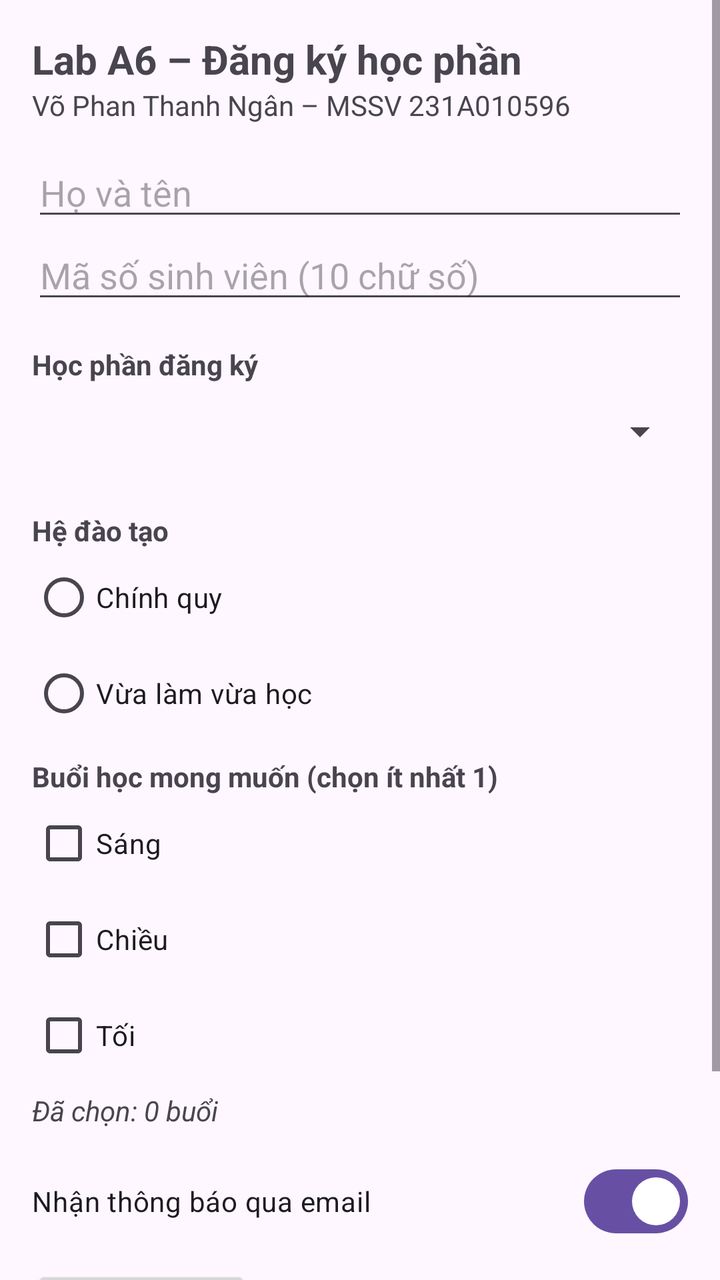
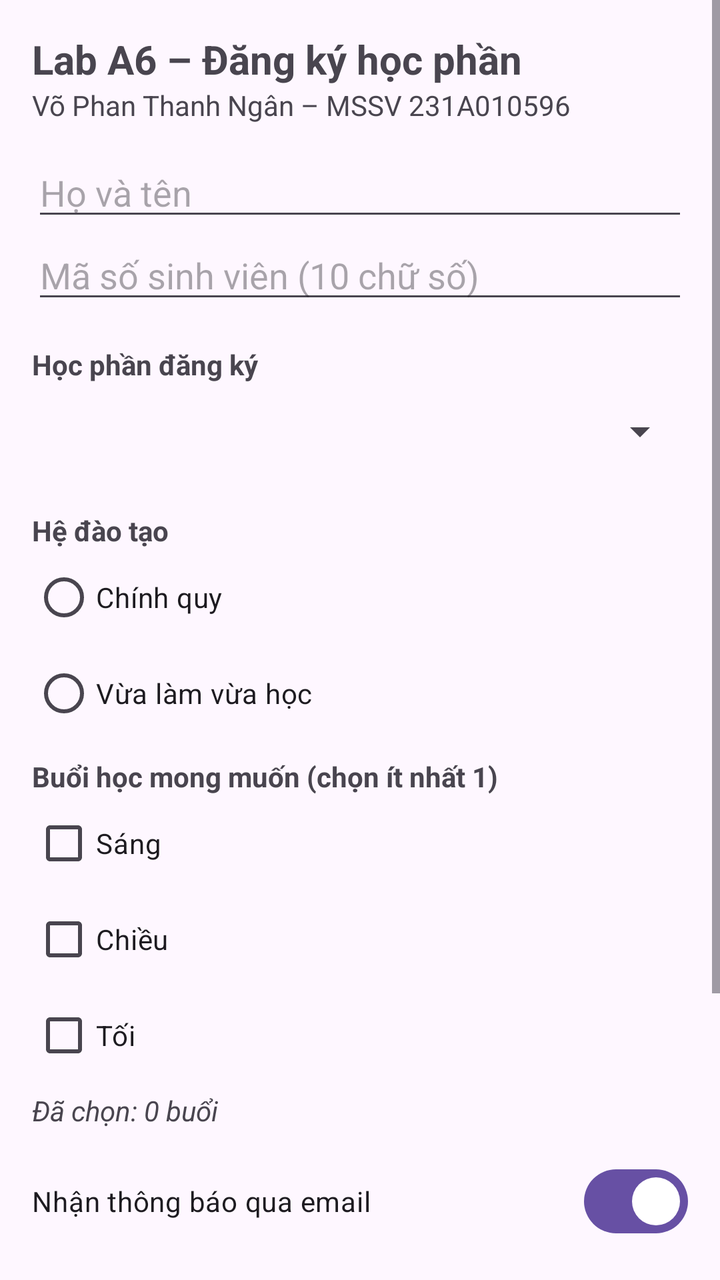

Screens rendered from an Android XML layout before and after an edit, with the pre-edit source and the edit as a unified diff.
<!-- AndroidManifest.xml: application theme Theme.A6_231A010596 -->
<!-- res/layout/activity_main.xml -->
<?xml version="1.0" encoding="utf-8"?>
<ScrollView xmlns:android="http://schemas.android.com/apk/res/android"
    android:id="@+id/main"
    android:layout_width="match_parent"
    android:layout_height="match_parent">

    <LinearLayout
        android:layout_width="match_parent"
        android:layout_height="wrap_content"
        android:orientation="vertical"
        android:padding="16dp">

        <TextView
            android:layout_width="wrap_content"
            android:layout_height="wrap_content"
            android:text="@string/title"
            android:textSize="20sp"
            android:textStyle="bold" />

        <TextView
            android:layout_width="wrap_content"
            android:layout_height="wrap_content"
            android:text="@string/student" />

        
        <EditText
            android:id="@+id/edtHoTen"
            android:layout_width="match_parent"
            android:layout_height="wrap_content"
            android:layout_marginTop="12dp"
            android:hint="@string/hint_name"
            android:importantForAutofill="no"
            android:inputType="textPersonName" />

        <EditText
            android:id="@+id/edtMssv"
            android:layout_width="match_parent"
            android:layout_height="wrap_content"
            android:hint="@string/hint_mssv"
            android:importantForAutofill="no"
            android:inputType="number"
            android:maxLength="10" />

        
        <TextView
            android:layout_width="wrap_content"
            android:layout_height="wrap_content"
            android:layout_marginTop="16dp"
            android:text="@string/label_mon_hoc"
            android:textStyle="bold" />

        <Spinner
            android:id="@+id/spMonHoc"
            android:layout_width="match_parent"
            android:layout_height="wrap_content"
            android:minHeight="48dp" />

        
        <TextView
            android:layout_width="wrap_content"
            android:layout_height="wrap_content"
            android:layout_marginTop="16dp"
            android:text="@string/label_he"
            android:textStyle="bold" />

        <RadioGroup
            android:id="@+id/rgHeDaoTao"
            android:layout_width="match_parent"
            android:layout_height="wrap_content"
            android:orientation="vertical">

            <RadioButton
                android:id="@+id/rbChinhQuy"
                android:layout_width="wrap_content"
                android:layout_height="wrap_content"
                android:text="@string/he_chinh_quy" />

            <RadioButton
                android:id="@+id/rbVlvh"
                android:layout_width="wrap_content"
                android:layout_height="wrap_content"
                android:text="@string/he_vlvh" />
        </RadioGroup>

        
        <TextView
            android:layout_width="wrap_content"
            android:layout_height="wrap_content"
            android:layout_marginTop="8dp"
            android:text="@string/label_buoi"
            android:textStyle="bold" />

        <CheckBox
            android:id="@+id/cbSang"
            android:layout_width="wrap_content"
            android:layout_height="wrap_content"
            android:text="@string/buoi_sang" />

        <CheckBox
            android:id="@+id/cbChieu"
            android:layout_width="wrap_content"
            android:layout_height="wrap_content"
            android:text="@string/buoi_chieu" />

        <CheckBox
            android:id="@+id/cbToi"
            android:layout_width="wrap_content"
            android:layout_height="wrap_content"
            android:text="@string/buoi_toi" />

        <TextView
            android:id="@+id/tvDemBuoi"
            android:layout_width="wrap_content"
            android:layout_height="wrap_content"
            android:layout_marginTop="4dp"
            android:text="Đã chọn: 0 buổi"
            android:textSize="14sp"
            android:textStyle="italic" />

        
        <com.google.android.material.materialswitch.MaterialSwitch
            android:id="@+id/swThongBao"
            android:layout_width="match_parent"
            android:layout_height="wrap_content"
            android:layout_marginTop="12dp"
            android:checked="true"
            android:minHeight="48dp"
            android:text="@string/label_thong_bao" />

        <ToggleButton
            android:id="@+id/tgUuTien"
            android:layout_width="wrap_content"
            android:layout_height="wrap_content"
            android:layout_marginTop="8dp"
            android:textOff="@string/uu_tien_off"
            android:textOn="@string/uu_tien_on" />

        
        <LinearLayout
            android:layout_width="match_parent"
            android:layout_height="wrap_content"
            android:layout_marginTop="20dp"
            android:orientation="horizontal">

            <Button
                android:id="@+id/btnXacNhan"
                android:layout_width="0dp"
                android:layout_height="wrap_content"
                android:layout_weight="1"
                android:text="@string/confirm" />

            <Button
                android:id="@+id/btnLamLai"
                style="?attr/materialButtonOutlinedStyle"
                android:layout_width="0dp"
                android:layout_height="wrap_content"
                android:layout_marginStart="8dp"
                android:layout_weight="1"
                android:text="@string/reset" />
        </LinearLayout>
    </LinearLayout>
</ScrollView>
<!-- resources referenced by this layout -->
<resources>
  <string name="buoi_chieu">Chiều</string>
  <string name="buoi_sang">Sáng</string>
  <string name="buoi_toi">Tối</string>
  <string name="confirm">Xác nhận</string>
  <string name="he_chinh_quy">Chính quy</string>
  <string name="he_vlvh">Vừa làm vừa học</string>
  <string name="hint_mssv">Mã số sinh viên (10 chữ số)</string>
  <string name="hint_name">Họ và tên</string>
  <string name="label_buoi">Buổi học mong muốn (chọn ít nhất 1)</string>
  <string name="label_he">Hệ đào tạo</string>
  <string name="label_mon_hoc">Học phần đăng ký</string>
  <string name="label_thong_bao">Nhận thông báo qua email</string>
  <string name="reset">Làm lại</string>
  <string name="student">Võ Phan Thanh Ngân – MSSV 231A010596</string>
  <string name="title">Lab A6 – Đăng ký học phần</string>
  <string name="uu_tien_off">ƯU TIÊN: TẮT</string>
  <string name="uu_tien_on">ƯU TIÊN: BẬT</string>
  <style name="Theme.A6_231A010596" parent="Base.Theme.A6_231A010596" />
  <style name="Base.Theme.A6_231A010596" parent="Theme.Material3.DayNight.NoActionBar">
          
          
      </style>
</resources>

<!-- the commit's change to res/layout/activity_main.xml (unified diff, before → after) -->
@@ -127,6 +127,14 @@
             android:minHeight="48dp"
             android:text="@string/label_thong_bao" />
 
+        <com.google.android.material.materialswitch.MaterialSwitch
+            android:id="@+id/swDarkMode"
+            android:layout_width="match_parent"
+            android:layout_height="wrap_content"
+            android:layout_marginTop="12dp"
+            android:minHeight="48dp"
+            android:text="Chế độ tối (Dark Mode)" />
+
         <ToggleButton
             android:id="@+id/tgUuTien"
             android:layout_width="wrap_content"
